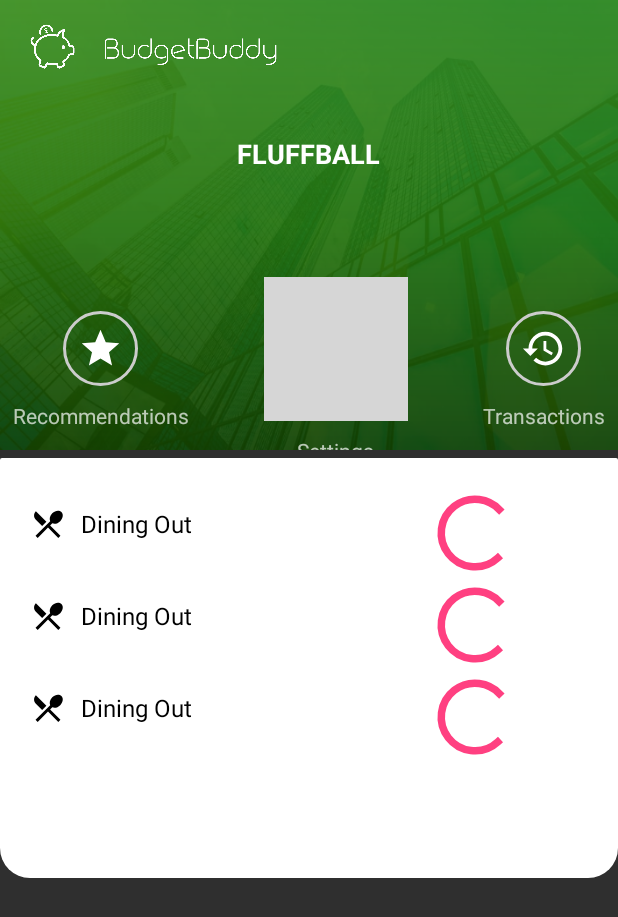
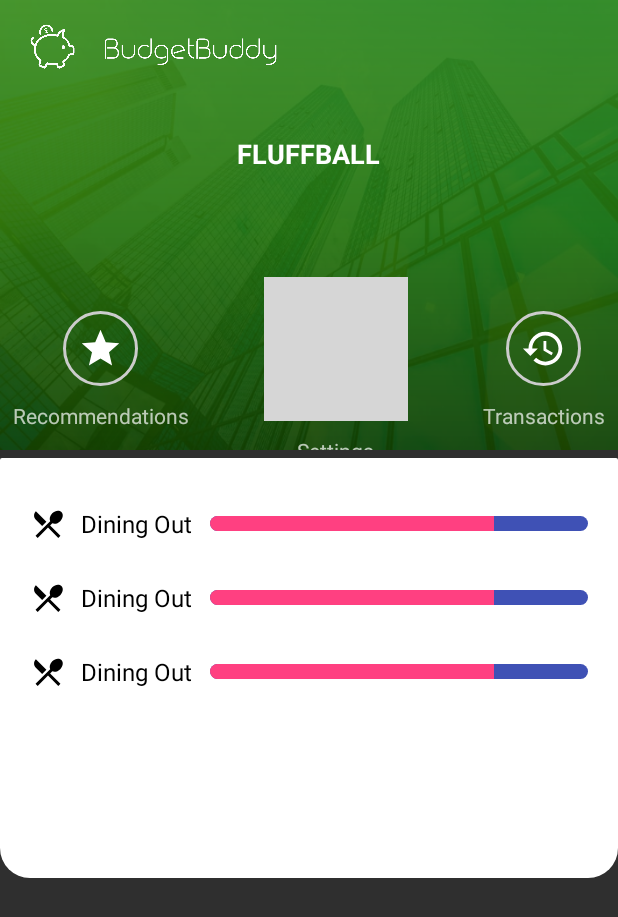
Before and after one commit to bradley-edwards/BudgetBuddy, an Android app: the layout activity_home.xml on its own in the app's theme, with its tools: preview values and no code run, on a phone screen of 412 x 824 dp. Shown: the top 917 px of the screen. Run offline under Robolectric (Android 15) with nearby library versions, the light colour scheme and no system bars; grey boxes are pictures that could not be loaded.

Commit message:
Fix progressbar

```diff
--- a/app/build.gradle
+++ b/app/build.gradle
@@ -4,7 +4,7 @@ android {
     compileSdkVersion 27
     defaultConfig {
         applicationId "com.htn.budgetbuddy"
-        minSdkVersion 19
+        minSdkVersion 23
         targetSdkVersion 27
         versionCode 1
         versionName "1.0"
--- /dev/null
+++ b/app/src/main/res/drawable/progressbar.xml
@@ -0,0 +1,23 @@
+<?xml version="1.0" encoding="utf-8"?>
+<layer-list xmlns:android="http://schemas.android.com/apk/res/android">
+    <item android:id="@android:id/background">
+        <shape>
+            <corners android:radius="10dp" />
+            <solid
+                android:color="@color/colorPrimary"/>
+        </shape>
+    </item>
+    <item
+        android:id="@android:id/progress"
+        >
+        <clip>
+            <shape>
+                <corners
+                    android:radius="10dp" />
+                <solid
+                    android:color="@color/colorAccent"/>
+            </shape>
+        </clip>
+    </item>
+
+</layer-list>
--- a/app/src/main/res/layout/listview.xml
+++ b/app/src/main/res/layout/listview.xml
@@ -1,6 +1,7 @@
 <?xml version="1.0" encoding="utf-8"?>
 
-<RelativeLayout xmlns:android="http://schemas.android.com/apk/res/android"
+<RelativeLayout
+    xmlns:android="http://schemas.android.com/apk/res/android"
     android:layout_width="match_parent"
     android:layout_height="match_parent"
     android:background="@color/colorWhite"
@@ -8,25 +9,28 @@
 
 
     <TextView xmlns:android="http://schemas.android.com/apk/res/android"
-        android:id="@android:id/text1"
+              android:id="@+id/text1"
               android:layout_width="wrap_content"
               android:layout_height="wrap_content"
+              android:drawableStart="@drawable/ic_local_dining"
+              android:drawablePadding="10dp"
               android:gravity="center_vertical"
               android:minHeight="?android:attr/listPreferredItemHeightSmall"
               android:text="Dining Out"
-        android:drawablePadding="10dp"
-        android:drawableLeft="@drawable/ic_local_dining"
+              android:textSize="16dp"
               android:textAppearance="?android:attr/textAppearanceListItemSmall"
-        android:textColor="#000" />
+              android:textColor="#000"/>
 
     <ProgressBar
-        android:id="@+id/indeterminate_horizontal_progress"
-        android:layout_width="150dp"
-        android:layout_height="60dp"
-        android:indeterminate="true"
-        android:layout_alignParentEnd="true"
-        android:visibility="visible"
-        style="@style/Widget.MaterialProgressBar.ProgressBar.Horizontal" />
-
+        android:id="@+id/ProgressBar"
+        style="?android:attr/progressBarStyleHorizontal"
+        android:layout_width="fill_parent"
+        android:layout_height="10dp"
+        android:layout_toEndOf="@+id/text1"
+        android:layout_marginStart="12dp"
+        android:layout_centerVertical="true"
+        android:indeterminate="false"
+        android:progress="75"
+        android:progressDrawable="@drawable/progressbar" />
 
 </RelativeLayout>
```
Lines whose indentation alone changed are shown as unchanged.
